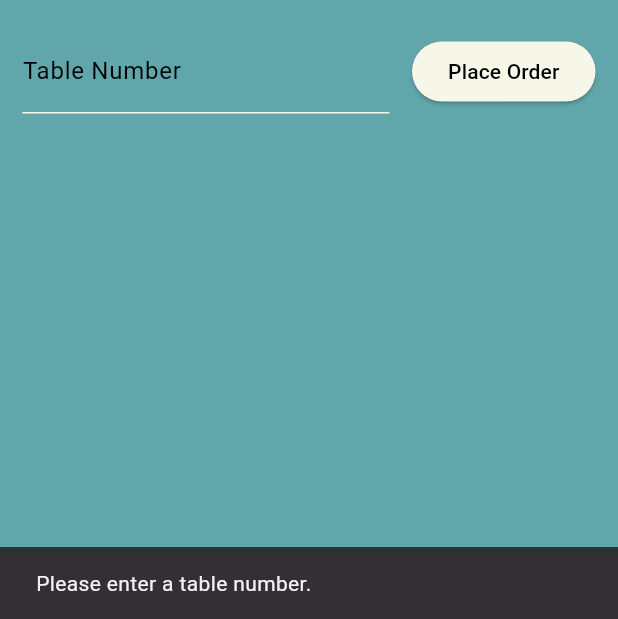
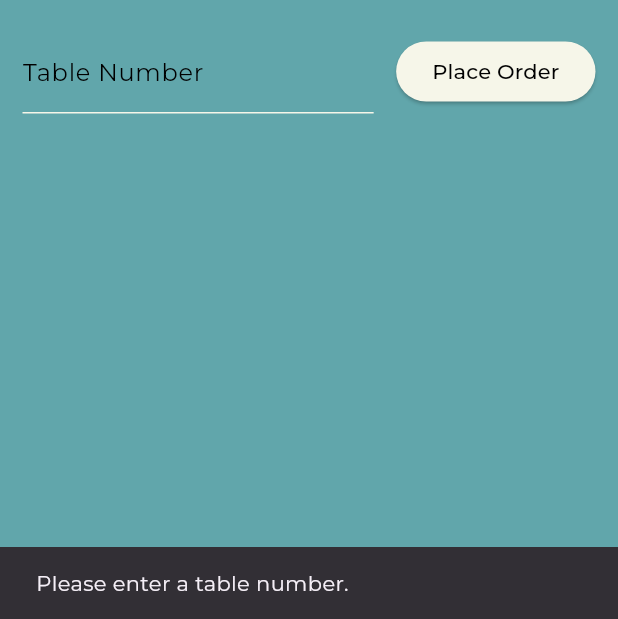
Before and after one commit to AleccLang/Waitron-App, a Flutter app: the screen it shows after launch, after a tap on "Place Order", on a phone screen of 412 x 824 dp, the part 617-1236 px from its top. Run offline on Flutter 3.47's test engine with Material 3 defaults, Android fonts, the phone set to English and light mode, and no system bars; our stand-ins replace cloud_firestore, firebase_core, flutter_local_notifications, google_fonts; accounts and stored records are empty.

Commit message:
Updated page styling

```diff
--- a/waitron_app/lib/main.dart
+++ b/waitron_app/lib/main.dart
@@ -3,6 +3,7 @@ import 'package:firebase_core/firebase_core.dart';
 import 'package:waitron_app/screens/HomePage.dart';
 import 'package:waitron_app/services/NotificationService.dart';
 import 'firebase_options.dart';
+import 'package:google_fonts/google_fonts.dart';
 
 
 void main() async {
@@ -19,8 +20,11 @@ class MyApp extends StatelessWidget {
 
   @override
   Widget build(BuildContext context) {
-    return const MaterialApp(
-      home: HomePage(),
+    return MaterialApp(
+      theme: ThemeData(
+        textTheme: GoogleFonts.montserratTextTheme(),
+      ),
+      home: const HomePage(),
     );
   }
 }
--- a/waitron_app/lib/screens/HomePage.dart
+++ b/waitron_app/lib/screens/HomePage.dart
@@ -10,13 +10,13 @@ class HomePage extends StatefulWidget {
 }
 
 class HomePageState extends State<HomePage> {
-  final GlobalKey<ScaffoldMessengerState> noTableKey = GlobalKey<ScaffoldMessengerState>();
+  final GlobalKey<ScaffoldMessengerState> tableNumKey = GlobalKey<ScaffoldMessengerState>();
   final TextEditingController tableNumEntry = TextEditingController();
 
   @override
   Widget build(BuildContext context) {
     return ScaffoldMessenger(
-      key: noTableKey,
+      key: tableNumKey,
       child: Scaffold(
         backgroundColor: const Color.fromARGB(255,97,166,171),
         appBar: AppBar(
@@ -66,7 +66,7 @@ class HomePageState extends State<HomePage> {
                     onPressed: () {
                       if (tableNumEntry.text.isEmpty) { // Error msg if no table num is entered
 
-                        noTableKey.currentState?.showSnackBar(
+                        tableNumKey.currentState?.showSnackBar(
                           const SnackBar(
                             content: Text('Please enter a table number.')
                           ),
--- a/waitron_app/lib/screens/MenuPage.dart
+++ b/waitron_app/lib/screens/MenuPage.dart
@@ -49,8 +49,8 @@ class MenuPageState extends State<MenuPage> {
                           },
                         // Display each item in the list
                         child: ListTile(
-                          title: Text('${items[index].description} - R${items[index].price}'),
-                          subtitle: Text('Item code - ${items[index].code}'),
+                          title: Text('${items[index].description} - R${items[index].price}', style: const TextStyle(color: Colors.black)),
+                          subtitle: Text('Item code - ${items[index].code}', style: const TextStyle(color: Colors.black)),
                         ),
                         );
                       },
--- a/waitron_app/lib/screens/WaitronPage.dart
+++ b/waitron_app/lib/screens/WaitronPage.dart
@@ -74,8 +74,8 @@ class OrderList extends StatelessWidget {
                   orderOptions(context, orders[index], true);
               },
               child: ListTile(
-                title: Text('Table: ${orders[index].table}'),
-                subtitle: Text('Status: ${orders[index].status}'),
+                title: Text('Table: ${orders[index].table}', style: const TextStyle(color: Colors.black)),
+                subtitle: Text('Status: ${orders[index].status}', style: const TextStyle(color: Colors.black)),
               ),
             );
           },
--- a/waitron_app/pubspec.yaml
+++ b/waitron_app/pubspec.yaml
@@ -39,6 +39,7 @@ dependencies:
   firebase_core: ^2.24.2
   cloud_firestore: ^4.13.6
   firebase_messaging: ^14.7.9
+  google_fonts: ^6.1.0
 
 dev_dependencies:
   flutter_test:
```
Also changed, not shown: waitron_app/lib/screens/OrderPage.dart (+7 -2 lines), waitron_app/pubspec.lock, 1 other file.
